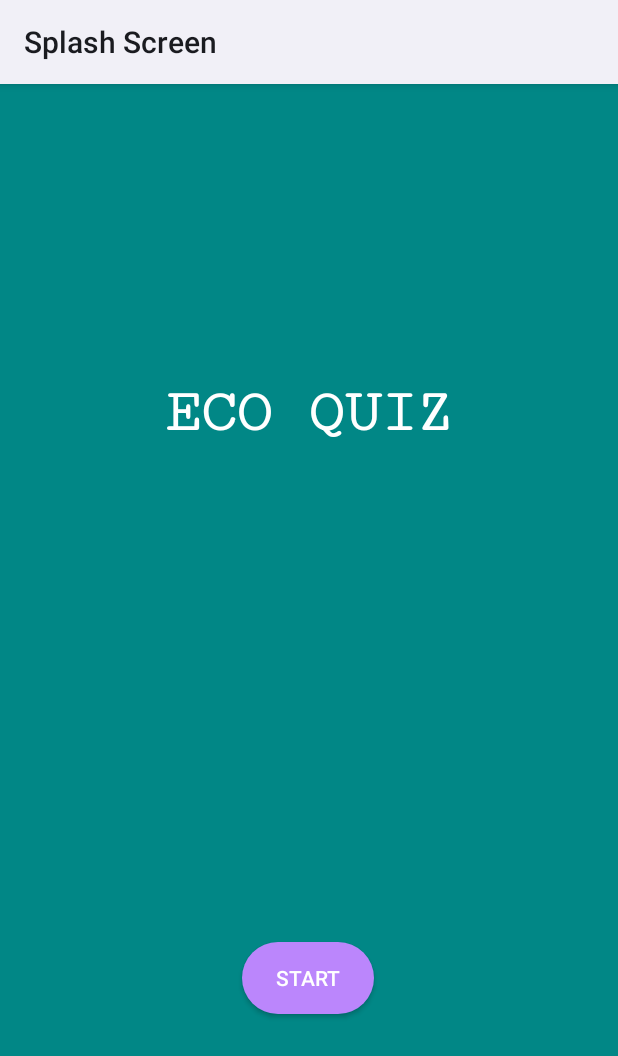
After one commit to jleenaife/EcoNiceApp, an Android app: the layout activity_below12home.xml on its own in the app's theme, with its tools: preview values and no code run, on a phone screen of 412 x 824 dp. The commit adds this screen. Shown: the top 1056 px of the screen. Run offline under Robolectric (Android 15) with nearby library versions, the phone set to English and light mode, and no system bars.

Commit message:
quiz home

```diff
--- a/app/src/main/java/com/example/splashscreen/Startpage.java
+++ b/app/src/main/java/com/example/splashscreen/Startpage.java
@@ -44,7 +44,7 @@ public class Startpage extends AppCompatActivity {
     }
 
     public void open12and() {
-        Intent intent = new Intent(this, twelveandbelow.class);
+        Intent intent = new Intent(this, below12home.class);
         startActivity(intent);
     }
 
--- /dev/null
+++ b/app/src/main/res/drawable/round_corner.xml
@@ -0,0 +1,7 @@
+<?xml version="1.0" encoding="utf-8"?>
+<shape android:shape="rectangle" xmlns:android="http://schemas.android.com/apk/res/android">
+
+    <corners android:radius="200dp" />
+    <solid android:color="@color/purple_200" />
+
+</shape>
--- /dev/null
+++ b/app/src/main/res/layout/activity_below12home.xml
@@ -0,0 +1,44 @@
+<?xml version="1.0" encoding="utf-8"?>
+<androidx.constraintlayout.widget.ConstraintLayout xmlns:android="http://schemas.android.com/apk/res/android"
+    xmlns:app="http://schemas.android.com/apk/res-auto"
+    xmlns:tools="http://schemas.android.com/tools"
+    android:layout_width="match_parent"
+    android:layout_height="match_parent"
+    android:background="@color/teal_700"
+    tools:context=".below12home">
+
+    <TextView
+        android:id="@+id/quizTitle"
+        android:layout_width="wrap_content"
+        android:layout_height="87dp"
+        android:height="20dp"
+        android:fontFamily="serif-monospace"
+        android:gravity="center"
+        android:text="ECO QUIZ"
+        android:textColor="@color/colorAccent"
+        android:textSize="40sp"
+        android:textStyle="bold"
+        app:layout_constraintBottom_toTopOf="@+id/b12startBtn"
+        app:layout_constraintEnd_toEndOf="parent"
+        app:layout_constraintHorizontal_bias="0.497"
+        app:layout_constraintStart_toStartOf="parent"
+        app:layout_constraintTop_toTopOf="parent"
+        app:layout_constraintVertical_bias="0.363">
+
+    </TextView>
+
+    <Button
+        android:id="@+id/b12startBtn"
+        android:layout_width="wrap_content"
+        android:layout_height="wrap_content"
+        android:layout_marginBottom="148dp"
+        android:background="@drawable/round_corner"
+        android:backgroundTint="#FFBB86FC"
+        android:text="START"
+        android:textColor="@color/colorAccent"
+        app:layout_constraintBottom_toBottomOf="parent"
+        app:layout_constraintEnd_toEndOf="parent"
+        app:layout_constraintHorizontal_bias="0.498"
+        app:layout_constraintStart_toStartOf="parent" />
+
+</androidx.constraintlayout.widget.ConstraintLayout>
--- a/app/src/main/res/layout/activity_below12quiz.xml
+++ b/app/src/main/res/layout/activity_pg2below12.xml
@@ -4,6 +4,6 @@
     xmlns:tools="http://schemas.android.com/tools"
     android:layout_width="match_parent"
     android:layout_height="match_parent"
-    tools:context=".twelveandbelow">
+    tools:context=".pg2below12">
 
 </androidx.constraintlayout.widget.ConstraintLayout>
--- a/app/src/main/res/values/colors.xml
+++ b/app/src/main/res/values/colors.xml
@@ -7,4 +7,8 @@
     <color name="teal_700">#FF018786</color>
     <color name="black">#FF000000</color>
     <color name="white">#FFFFFFFF</color>
+    <color name="colorPrimary">#DF1919</color>
+    <color name="colorPrimaryDark">#9B1515</color>
+    <color name="colorAccent">#FFFFFF</color>
+
 </resources>
```
Also changed, not shown: app/src/main/AndroidManifest.xml (+7 -4 lines), app/src/main/java/com/example/splashscreen/below12home.java (added, +29 -0 lines), app/src/main/java/com/example/splashscreen/pg2below12.java (added, +20 -0 lines), app/src/main/java/com/example/splashscreen/twelveandbelow.java (deleted, +0 -14 lines).
